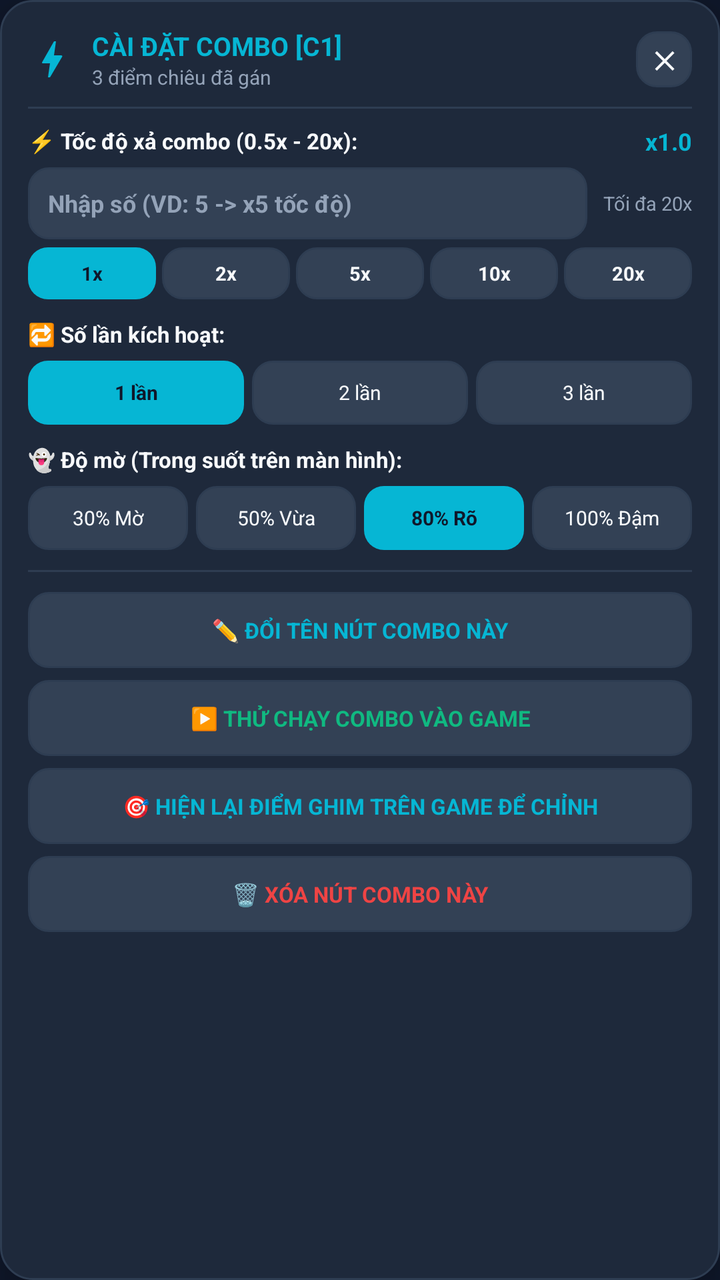
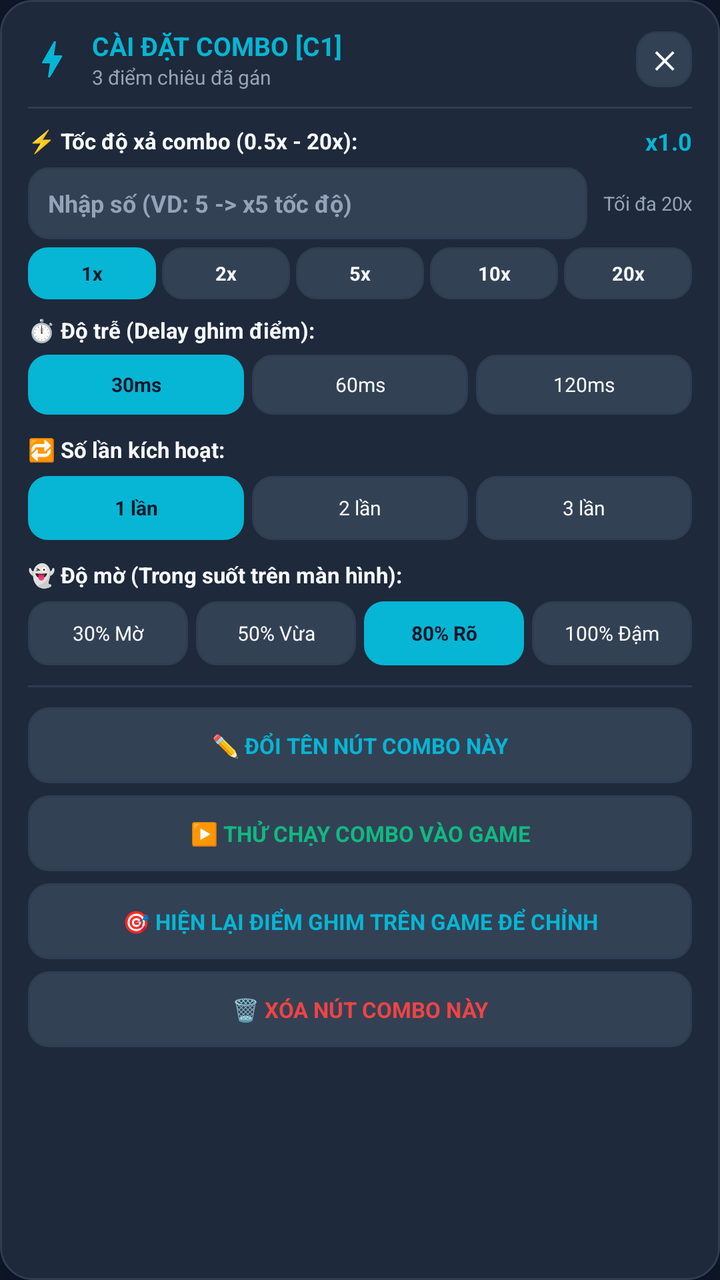

Before-and-after screenshots of an Android layout around one commit, followed by the original layout XML and the change that was made.
<!-- AndroidManifest.xml: application theme Theme.MacroGaming -->
<!-- res/layout/view_trigger_config_dialog.xml -->
<?xml version="1.0" encoding="utf-8"?>
<LinearLayout xmlns:android="http://schemas.android.com/apk/res/android"
    android:id="@+id/dialogRoot"
    android:layout_width="280dp"
    android:layout_height="wrap_content"
    android:background="@drawable/bg_dialog_card"
    android:orientation="vertical"
    android:padding="14dp"
    android:elevation="20dp">

    
    <LinearLayout
        android:layout_width="match_parent"
        android:layout_height="wrap_content"
        android:gravity="center_vertical"
        android:orientation="horizontal"
        android:layout_marginBottom="8dp">

        <ImageView
            android:layout_width="24dp"
            android:layout_height="24dp"
            android:src="@drawable/ic_speed"
            android:contentDescription="Turbo Icon" />

        <LinearLayout
            android:layout_width="0dp"
            android:layout_height="wrap_content"
            android:layout_marginStart="8dp"
            android:layout_weight="1"
            android:orientation="vertical">

            <TextView
                android:id="@+id/tvDialogComboName"
                android:layout_width="wrap_content"
                android:layout_height="wrap_content"
                android:text="CÀI ĐẶT COMBO [C1]"
                android:textColor="@color/cyan_neon"
                android:textSize="13sp"
                android:textStyle="bold" />

            <TextView
                android:id="@+id/tvDialogPointsSummary"
                android:layout_width="wrap_content"
                android:layout_height="wrap_content"
                android:text="3 điểm chiêu đã gán"
                android:textColor="@color/text_secondary"
                android:textSize="10sp" />
        </LinearLayout>

        <TextView
            android:id="@+id/btnDialogClose"
            android:layout_width="28dp"
            android:layout_height="28dp"
            android:background="@drawable/bg_turbo_btn_secondary"
            android:gravity="center"
            android:text="✕"
            android:textColor="@color/text_primary"
            android:textSize="12sp"
            android:textStyle="bold" />
    </LinearLayout>

    <View
        android:layout_width="match_parent"
        android:layout_height="1dp"
        android:background="@color/stroke_border"
        android:layout_marginBottom="8dp" />

    
    <LinearLayout
        android:layout_width="match_parent"
        android:layout_height="wrap_content"
        android:gravity="center_vertical"
        android:orientation="horizontal">

        <TextView
            android:layout_width="0dp"
            android:layout_height="wrap_content"
            android:layout_weight="1"
            android:text="⚡ Tốc độ xả combo (0.5x - 20x):"
            android:textColor="@color/text_primary"
            android:textSize="11sp"
            android:textStyle="bold" />

        <TextView
            android:id="@+id/tvDialogSpeedBadge"
            android:layout_width="wrap_content"
            android:layout_height="wrap_content"
            android:text="x1.0"
            android:textColor="@color/cyan_neon"
            android:textSize="12sp"
            android:textStyle="bold" />
    </LinearLayout>

    <LinearLayout
        android:layout_width="match_parent"
        android:layout_height="36dp"
        android:layout_marginTop="5dp"
        android:gravity="center_vertical"
        android:orientation="horizontal">

        <EditText
            android:id="@+id/etDialogSpeedMultiplier"
            android:layout_width="0dp"
            android:layout_height="match_parent"
            android:layout_weight="1"
            android:background="@drawable/bg_turbo_btn_secondary"
            android:hint="Nhập số (VD: 5 -> x5 tốc độ)"
            android:textColorHint="@color/text_secondary"
            android:textColor="@color/cyan_neon"
            android:textSize="12sp"
            android:textStyle="bold"
            android:paddingStart="10dp"
            android:paddingEnd="10dp"
            android:singleLine="true"
            android:maxLength="4"
            android:inputType="numberDecimal" />

        <TextView
            android:layout_width="wrap_content"
            android:layout_height="wrap_content"
            android:layout_marginStart="8dp"
            android:text="Tối đa 20x"
            android:textColor="@color/text_secondary"
            android:textSize="9.5sp" />
    </LinearLayout>

    <LinearLayout
        android:layout_width="match_parent"
        android:layout_height="26dp"
        android:layout_marginTop="4dp"
        android:orientation="horizontal">

        <TextView
            android:id="@+id/btnConfigSpeed1"
            android:layout_width="0dp"
            android:layout_height="match_parent"
            android:layout_weight="1"
            android:layout_marginEnd="3dp"
            android:background="@drawable/bg_turbo_btn_primary"
            android:gravity="center"
            android:text="1x"
            android:textColor="@color/bg_dark"
            android:textSize="9.5sp"
            android:textStyle="bold" />

        <TextView
            android:id="@+id/btnConfigSpeed2"
            android:layout_width="0dp"
            android:layout_height="match_parent"
            android:layout_weight="1"
            android:layout_marginEnd="3dp"
            android:background="@drawable/bg_turbo_btn_secondary"
            android:gravity="center"
            android:text="2x"
            android:textColor="@color/text_primary"
            android:textSize="9.5sp"
            android:textStyle="bold" />

        <TextView
            android:id="@+id/btnConfigSpeed5"
            android:layout_width="0dp"
            android:layout_height="match_parent"
            android:layout_weight="1"
            android:layout_marginEnd="3dp"
            android:background="@drawable/bg_turbo_btn_secondary"
            android:gravity="center"
            android:text="5x"
            android:textColor="@color/text_primary"
            android:textSize="9.5sp"
            android:textStyle="bold" />

        <TextView
            android:id="@+id/btnConfigSpeed10"
            android:layout_width="0dp"
            android:layout_height="match_parent"
            android:layout_weight="1"
            android:layout_marginEnd="3dp"
            android:background="@drawable/bg_turbo_btn_secondary"
            android:gravity="center"
            android:text="10x"
            android:textColor="@color/text_primary"
            android:textSize="9.5sp"
            android:textStyle="bold" />

        <TextView
            android:id="@+id/btnConfigSpeed20"
            android:layout_width="0dp"
            android:layout_height="match_parent"
            android:layout_weight="1"
            android:background="@drawable/bg_turbo_btn_secondary"
            android:gravity="center"
            android:text="20x"
            android:textColor="@color/text_primary"
            android:textSize="9.5sp"
            android:textStyle="bold" />
    </LinearLayout>

    
    <TextView
        android:layout_width="wrap_content"
        android:layout_height="wrap_content"
        android:layout_marginTop="10dp"
        android:text="🔁 Số lần kích hoạt:"
        android:textColor="@color/text_primary"
        android:textSize="11sp"
        android:textStyle="bold" />

    <LinearLayout
        android:layout_width="match_parent"
        android:layout_height="32dp"
        android:layout_marginTop="6dp"
        android:orientation="horizontal">

        <TextView
            android:id="@+id/btnRepeat1"
            android:layout_width="0dp"
            android:layout_height="match_parent"
            android:layout_weight="1"
            android:layout_marginEnd="4dp"
            android:background="@drawable/bg_turbo_btn_primary"
            android:gravity="center"
            android:text="1 lần"
            android:textColor="@color/bg_dark"
            android:textSize="10sp"
            android:textStyle="bold" />

        <TextView
            android:id="@+id/btnRepeat2"
            android:layout_width="0dp"
            android:layout_height="match_parent"
            android:layout_weight="1"
            android:layout_marginEnd="4dp"
            android:background="@drawable/bg_turbo_btn_secondary"
            android:gravity="center"
            android:text="2 lần"
            android:textColor="@color/text_primary"
            android:textSize="10sp" />

        <TextView
            android:id="@+id/btnRepeat3"
            android:layout_width="0dp"
            android:layout_height="match_parent"
            android:layout_weight="1"
            android:background="@drawable/bg_turbo_btn_secondary"
            android:gravity="center"
            android:text="3 lần"
            android:textColor="@color/text_primary"
            android:textSize="10sp" />
    </LinearLayout>

    
    <TextView
        android:layout_width="wrap_content"
        android:layout_height="wrap_content"
        android:layout_marginTop="10dp"
        android:text="👻 Độ mờ (Trong suốt trên màn hình):"
        android:textColor="@color/text_primary"
        android:textSize="11sp"
        android:textStyle="bold" />

    <LinearLayout
        android:layout_width="match_parent"
        android:layout_height="32dp"
        android:layout_marginTop="6dp"
        android:orientation="horizontal">

        <TextView
            android:id="@+id/btnOpacity30"
            android:layout_width="0dp"
            android:layout_height="match_parent"
            android:layout_weight="1"
            android:layout_marginEnd="4dp"
            android:background="@drawable/bg_turbo_btn_secondary"
            android:gravity="center"
            android:text="30% Mờ"
            android:textColor="@color/text_primary"
            android:textSize="10sp" />

        <TextView
            android:id="@+id/btnOpacity50"
            android:layout_width="0dp"
            android:layout_height="match_parent"
            android:layout_weight="1"
            android:layout_marginEnd="4dp"
            android:background="@drawable/bg_turbo_btn_secondary"
            android:gravity="center"
            android:text="50% Vừa"
            android:textColor="@color/text_primary"
            android:textSize="10sp" />

        <TextView
            android:id="@+id/btnOpacity80"
            android:layout_width="0dp"
            android:layout_height="match_parent"
            android:layout_weight="1"
            android:layout_marginEnd="4dp"
            android:background="@drawable/bg_turbo_btn_primary"
            android:gravity="center"
            android:text="80% Rõ"
            android:textColor="@color/bg_dark"
            android:textSize="10sp"
            android:textStyle="bold" />

        <TextView
            android:id="@+id/btnOpacity100"
            android:layout_width="0dp"
            android:layout_height="match_parent"
            android:layout_weight="1"
            android:background="@drawable/bg_turbo_btn_secondary"
            android:gravity="center"
            android:text="100% Đậm"
            android:textColor="@color/text_primary"
            android:textSize="10sp" />
    </LinearLayout>

    <View
        android:layout_width="match_parent"
        android:layout_height="1dp"
        android:background="@color/stroke_border"
        android:layout_marginTop="10dp"
        android:layout_marginBottom="10dp" />

    <TextView
        android:id="@+id/btnDialogRename"
        android:layout_width="match_parent"
        android:layout_height="38dp"
        android:background="@drawable/bg_turbo_btn_secondary"
        android:gravity="center"
        android:text="✏️ ĐỔI TÊN NÚT COMBO NÀY"
        android:textColor="@color/cyan_neon"
        android:textSize="11sp"
        android:textStyle="bold" />

    
    <TextView
        android:id="@+id/btnDialogTestRun"
        android:layout_width="match_parent"
        android:layout_height="38dp"
        android:layout_marginTop="6dp"
        android:background="@drawable/bg_turbo_btn_secondary"
        android:gravity="center"
        android:text="▶️ THỬ CHẠY COMBO VÀO GAME"
        android:textColor="@color/emerald_play"
        android:textSize="11sp"
        android:textStyle="bold" />

    <TextView
        android:id="@+id/btnDialogRestorePins"
        android:layout_width="match_parent"
        android:layout_height="38dp"
        android:layout_marginTop="6dp"
        android:background="@drawable/bg_turbo_btn_secondary"
        android:gravity="center"
        android:text="🎯 HIỆN LẠI ĐIỂM GHIM TRÊN GAME ĐỂ CHỈNH"
        android:textColor="@color/cyan_neon"
        android:textSize="11sp"
        android:textStyle="bold" />

    <TextView
        android:id="@+id/btnDialogDelete"
        android:layout_width="match_parent"
        android:layout_height="38dp"
        android:layout_marginTop="6dp"
        android:background="@drawable/bg_turbo_btn_secondary"
        android:gravity="center"
        android:text="🗑️ XÓA NÚT COMBO NÀY"
        android:textColor="@color/crimson_stop"
        android:textSize="11sp"
        android:textStyle="bold" />

</LinearLayout>
<!-- resources referenced by this layout -->
<resources>
  <color name="bg_dark">#0F172A</color>
  <color name="crimson_stop">#EF4444</color>
  <color name="cyan_neon">#06B6D4</color>
  <color name="emerald_play">#10B981</color>
  <color name="stroke_border">#2E3D52</color>
  <color name="text_primary">#F8FAFC</color>
  <color name="text_secondary">#94A3B8</color>
  <!-- drawable bg_dialog_card (drawable) -->
  <?xml version="1.0" encoding="utf-8"?>
  <shape xmlns:android="http://schemas.android.com/apk/res/android"
      android:shape="rectangle">
      <corners android:radius="16dp" />
      <solid android:color="@color/bg_dialog" />
      <stroke
          android:width="1dp"
          android:color="@color/stroke_border" />
      <padding
          android:bottom="16dp"
          android:left="16dp"
          android:right="16dp"
          android:top="16dp" />
  </shape>
  <!-- drawable bg_turbo_btn_primary (drawable) -->
  <?xml version="1.0" encoding="utf-8"?>
  <shape xmlns:android="http://schemas.android.com/apk/res/android"
      android:shape="rectangle">
      <corners android:radius="10dp" />
      <solid android:color="@color/cyan_neon" />
  </shape>
  <!-- drawable bg_turbo_btn_secondary (drawable) -->
  <?xml version="1.0" encoding="utf-8"?>
  <shape xmlns:android="http://schemas.android.com/apk/res/android"
      android:shape="rectangle">
      <corners android:radius="10dp" />
      <solid android:color="@color/bg_surface_elevated" />
      <stroke
          android:width="1dp"
          android:color="@color/stroke_border" />
  </shape>
  <!-- drawable ic_speed (drawable) -->
  <vector xmlns:android="http://schemas.android.com/apk/res/android"
      android:width="24dp"
      android:height="24dp"
      android:viewportWidth="24"
      android:viewportHeight="24">
    <path
        android:fillColor="#06B6D4"
        android:pathData="M11,21h-1l1,-7H7.5c-0.88,0 -0.33,-0.75 -0.31,-0.78C8.48,10.94 10.42,7.54 13,3h1l-1,7h3.5c0.49,0 0.77,0.34 0.67,0.55L11,21z"/>
  </vector>
  <style name="Theme.MacroGaming" parent="Theme.Material3.Dark.NoActionBar">
          <item name="colorPrimary">@color/cyan_neon</item>
          <item name="colorOnPrimary">@color/bg_dark</item>
          <item name="colorSecondary">@color/purple_accent</item>
          <item name="android:windowBackground">@color/bg_dark</item>
          <item name="android:statusBarColor">@color/bg_dark</item>
          <item name="android:navigationBarColor">@color/bg_dark</item>
      </style>
  <color name="bg_dialog">#1E293B</color>
  <color name="bg_surface_elevated">#334155</color>
  <color name="purple_accent">#8B5CF6</color>
</resources>

<!-- the commit's change to res/layout/view_trigger_config_dialog.xml (unified diff, before → after) -->
@@ -199,6 +199,59 @@
     <TextView
         android:layout_width="wrap_content"
         android:layout_height="wrap_content"
+        android:layout_marginTop="8dp"
+        android:text="⏱️ Độ trễ (Delay ghim điểm):"
+        android:textColor="@color/text_primary"
+        android:textSize="11sp"
+        android:textStyle="bold" />
+
+    <LinearLayout
+        android:layout_width="match_parent"
+        android:layout_height="30dp"
+        android:layout_marginTop="5dp"
+        android:orientation="horizontal">
+
+        <TextView
+            android:id="@+id/btnOptDelayFast"
+            android:layout_width="0dp"
+            android:layout_height="match_parent"
+            android:layout_weight="1"
+            android:layout_marginEnd="4dp"
+            android:background="@drawable/bg_turbo_btn_primary"
+            android:gravity="center"
+            android:text="30ms"
+            android:textColor="@color/bg_dark"
+            android:textSize="10sp"
+            android:textStyle="bold" />
+
+        <TextView
+            android:id="@+id/btnOptDelayNormal"
+            android:layout_width="0dp"
+            android:layout_height="match_parent"
+            android:layout_weight="1"
+            android:layout_marginEnd="4dp"
+            android:background="@drawable/bg_turbo_btn_secondary"
+            android:gravity="center"
+            android:text="60ms"
+            android:textColor="@color/text_primary"
+            android:textSize="10sp" />
+
+        <TextView
+            android:id="@+id/btnOptDelaySlow"
+            android:layout_width="0dp"
+            android:layout_height="match_parent"
+            android:layout_weight="1"
+            android:background="@drawable/bg_turbo_btn_secondary"
+            android:gravity="center"
+            android:text="120ms"
+            android:textColor="@color/text_primary"
+            android:textSize="10sp" />
+    </LinearLayout>
+
+    
+    <TextView
+        android:layout_width="wrap_content"
+        android:layout_height="wrap_content"
         android:layout_marginTop="10dp"
         android:text="🔁 Số lần kích hoạt:"
         android:textColor="@color/text_primary"
